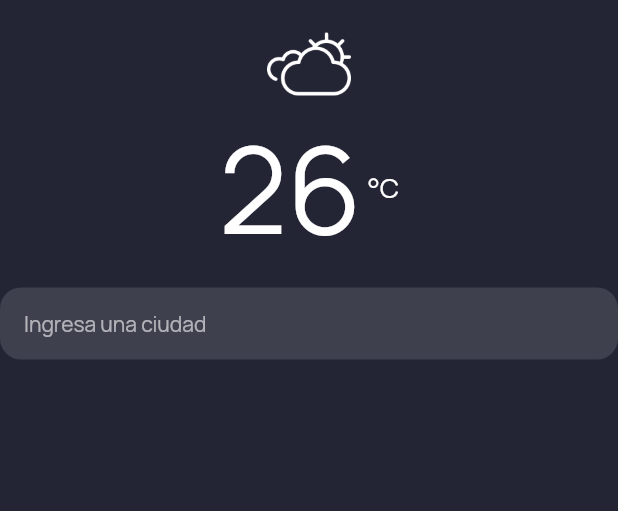
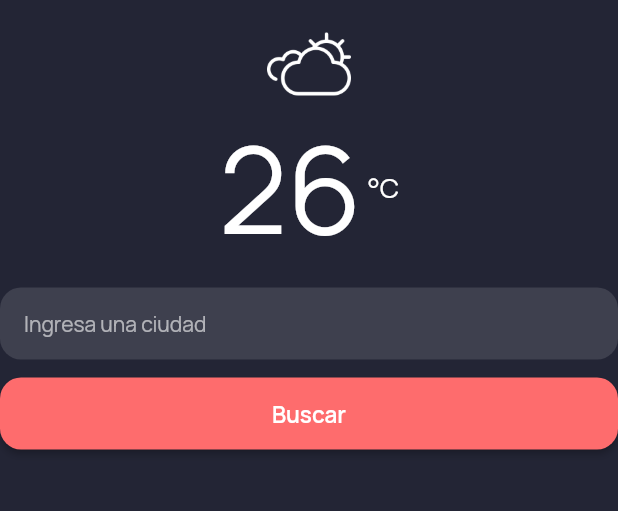
Before and after one commit to ehbarrionuevo/flutter_codigo2_weatherapp, a Flutter app: the screen it shows after launch, on a phone screen of 412 x 824 dp, the part 62-573 px from its top. Run offline on Flutter 3.47's test engine with Material 2 defaults, Android fonts, the phone set to English and light mode, and no system bars; our stand-ins replace google_fonts.

Commit message:
Input ciudad 2

```diff
--- a/lib/pages/home_page.dart
+++ b/lib/pages/home_page.dart
@@ -57,14 +57,15 @@ class HomePage extends StatelessWidget {
             height: 12.0,
           ),
           TextFormField(
-            style: TextStyle(
+            style: const TextStyle(
               color: Colors.white,
               fontSize: 14.0,
             ),
             decoration: InputDecoration(
-              contentPadding: const EdgeInsets.symmetric(horizontal: 16.0, vertical: 14.0),
+              contentPadding:
+                  const EdgeInsets.symmetric(horizontal: 16.0, vertical: 14.0),
               hintText: "Ingresa una ciudad",
-              hintStyle: TextStyle(
+              hintStyle: const TextStyle(
                 color: Colors.white60,
                 fontSize: 14.0,
               ),
@@ -80,6 +81,29 @@ class HomePage extends StatelessWidget {
               ),
             ),
           ),
+          SizedBox(
+            height: 12.0,
+          ),
+          SizedBox(
+            width: double.infinity,
+            height: 48.0,
+            child: ElevatedButton(
+              onPressed: () {},
+              style: ElevatedButton.styleFrom(
+                backgroundColor: Color(0xffFE6C6D),
+                shape: RoundedRectangleBorder(
+                  borderRadius: BorderRadius.circular(14.0),
+                ),
+              ),
+              child: Text(
+                "Buscar",
+                style: TextStyle(
+                  fontSize: 15.0,
+                  fontWeight: FontWeight.w600,
+                ),
+              ),
+            ),
+          ),
         ],
       ),
     );
```
